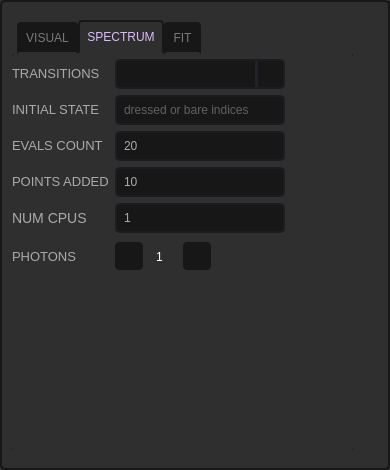
Qt form resources/settings.ui (scqubits/qfit) before a commit.
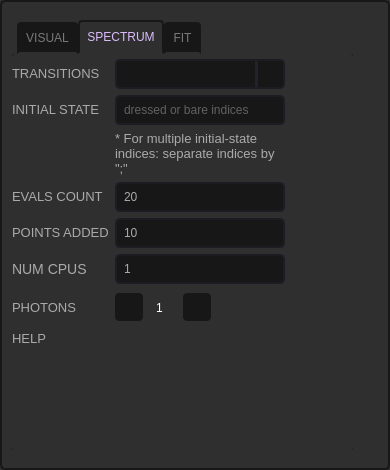
The same form after that commit. The open tabs and pages were chosen to show the change. Icons and pictures are not drawn. Custom widgets are drawn as their Qt base class.

Commit message: Saved and compiled ui files with qt 6.8.2; add a side note for the initial state in plot settings

```diff
--- a/resources/settings.ui
+++ b/resources/settings.ui
@@ -890,104 +890,6 @@
           <property name="bottomMargin">
            <number>0</number>
           </property>
-          <item row="4" column="0">
-           <widget class="QLabel" name="label_43">
-            <property name="sizePolicy">
-             <sizepolicy hsizetype="Fixed" vsizetype="Fixed">
-              <horstretch>0</horstretch>
-              <verstretch>0</verstretch>
-             </sizepolicy>
-            </property>
-            <property name="styleSheet">
-             <string notr="true">font-size: 13px</string>
-            </property>
-            <property name="text">
-             <string>POINTS ADDED</string>
-            </property>
-           </widget>
-          </item>
-          <item row="2" column="0">
-           <widget class="QLabel" name="label">
-            <property name="sizePolicy">
-             <sizepolicy hsizetype="Fixed" vsizetype="Fixed">
-              <horstretch>0</horstretch>
-              <verstretch>0</verstretch>
-             </sizepolicy>
-            </property>
-            <property name="styleSheet">
-             <string notr="true">font-size: 13px</string>
-            </property>
-            <property name="text">
-             <string>INITIAL STATE</string>
-            </property>
-           </widget>
-          </item>
-          <item row="2" column="1" colspan="2">
-           <widget class="MultiStatesLineEdit" name="initStateLineEdit">
-            <property name="sizePolicy">
-             <sizepolicy hsizetype="Fixed" vsizetype="Fixed">
-              <horstretch>0</horstretch>
-              <verstretch>0</verstretch>
-             </sizepolicy>
-            </property>
-            <property name="minimumSize">
-             <size>
-              <width>170</width>
-              <height>30</height>
-             </size>
-            </property>
-            <property name="maximumSize">
-             <size>
-              <width>16777215</width>
-              <height>30</height>
-             </size>
-            </property>
-            <property name="placeholderText">
-             <string>dressed or bare indices</string>
-            </property>
-           </widget>
-          </item>
-          <item row="3" column="1" colspan="2">
-           <widget class="IntLineEdit" name="evalsCountLineEdit">
-            <property name="sizePolicy">
-             <sizepolicy hsizetype="Fixed" vsizetype="Fixed">
-              <horstretch>0</horstretch>
-              <verstretch>0</verstretch>
-             </sizepolicy>
-            </property>
-            <property name="minimumSize">
-             <size>
-              <width>170</width>
-              <height>30</height>
-             </size>
-            </property>
-            <property name="maximumSize">
-             <size>
-              <width>16777215</width>
-              <height>30</height>
-             </size>
-            </property>
-            <property name="text">
-             <string>20</string>
-            </property>
-           </widget>
-          </item>
-          <item row="3" column="0">
-           <widget class="QLabel" name="label_42">
-            <property name="sizePolicy">
-             <sizepolicy hsizetype="Fixed" vsizetype="Fixed">
-              <horstretch>0</horstretch>
-              <verstretch>0</verstretch>
-             </sizepolicy>
-            </property>
-            <property name="styleSheet">
-             <string notr="true">font-size: 13px</string>
-            </property>
-            <property name="text">
-             <string>EVALS COUNT</string>
-            </property>
-           </widget>
-          </item>
           <item row="1" column="1" colspan="2">
            <widget class="QComboBox" name="subsysComboBox">
             <property name="sizePolicy">
@@ -1016,7 +918,35 @@
             </property>
            </widget>
           </item>
-          <item row="6" column="1">
+          <item row="5" column="1" colspan="2">
+           <widget class="IntLineEdit" name="pointsAddLineEdit">
+            <property name="sizePolicy">
+             <sizepolicy hsizetype="Fixed" vsizetype="Fixed">
+              <horstretch>0</horstretch>
+              <verstretch>0</verstretch>
+             </sizepolicy>
+            </property>
+            <property name="minimumSize">
+             <size>
+              <width>170</width>
+              <height>30</height>
+             </size>
+            </property>
+            <property name="maximumSize">
+             <size>
+              <width>16777215</width>
+              <height>30</height>
+             </size>
+            </property>
+            <property name="text">
+             <string>10</string>
+            </property>
+            <property name="placeholderText">
+             <string># of x value for spectrum sweep</string>
+            </property>
+           </widget>
+          </item>
+          <item row="7" column="1">
            <widget class="QSpinBox" name="prefitPhotonSpinBox">
             <property name="sizePolicy">
              <sizepolicy hsizetype="Fixed" vsizetype="Fixed">
@@ -1102,8 +1032,8 @@
             </property>
            </widget>
           </item>
-          <item row="4" column="1" colspan="2">
-           <widget class="IntLineEdit" name="pointsAddLineEdit">
+          <item row="6" column="1">
+           <widget class="IntLineEdit" name="numCPUsLineEdit">
             <property name="sizePolicy">
              <sizepolicy hsizetype="Fixed" vsizetype="Fixed">
               <horstretch>0</horstretch>
@@ -1116,17 +1046,24 @@
               <height>30</height>
              </size>
             </property>
-            <property name="maximumSize">
-             <size>
-              <width>16777215</width>
-              <height>30</height>
-             </size>
-            </property>
             <property name="text">
-             <string>10</string>
+             <string>1</string>
             </property>
-            <property name="placeholderText">
-             <string># of x value for spectrum sweep</string>
+           </widget>
+          </item>
+          <item row="2" column="0">
+           <widget class="QLabel" name="label">
+            <property name="sizePolicy">
+             <sizepolicy hsizetype="Fixed" vsizetype="Fixed">
+              <horstretch>0</horstretch>
+              <verstretch>0</verstretch>
+             </sizepolicy>
+            </property>
+            <property name="styleSheet">
+             <string notr="true">font-size: 13px</string>
+            </property>
+            <property name="text">
+             <string>INITIAL STATE</string>
             </property>
            </widget>
           </item>
@@ -1146,7 +1083,162 @@
             </property>
            </widget>
           </item>
-          <item row="1" column="3">
+          <item row="3" column="1">
+           <widget class="QLabel" name="label_5">
+            <property name="sizePolicy">
+             <sizepolicy hsizetype="Fixed" vsizetype="Preferred">
+              <horstretch>170</horstretch>
+              <verstretch>0</verstretch>
+             </sizepolicy>
+            </property>
+            <property name="minimumSize">
+             <size>
+              <width>170</width>
+              <height>0</height>
+             </size>
+            </property>
+            <property name="styleSheet">
+             <string notr="true">QLabel {
+    font-size: 10pt;
+}</string>
+            </property>
+            <property name="text">
+             <string>* For multiple initial-state indices: separate indices by &quot;;&quot;</string>
+            </property>
+            <property name="wordWrap">
+             <bool>true</bool>
+            </property>
+           </widget>
+          </item>
+          <item row="8" column="0">
+           <widget class="QLabel" name="label_6">
+            <property name="styleSheet">
+             <string notr="true">font-size: 13px</string>
+            </property>
+            <property name="text">
+             <string>HELP</string>
+            </property>
+           </widget>
+          </item>
+          <item row="7" column="0">
+           <widget class="QLabel" name="label_33">
+            <property name="sizePolicy">
+             <sizepolicy hsizetype="Fixed" vsizetype="Fixed">
+              <horstretch>0</horstretch>
+              <verstretch>0</verstretch>
+             </sizepolicy>
+            </property>
+            <property name="styleSheet">
+             <string notr="true">font-size: 13px</string>
+            </property>
+            <property name="text">
+             <string>PHOTONS</string>
+            </property>
+           </widget>
+          </item>
+          <item row="9" column="0">
+           <spacer name="verticalSpacer_2">
+            <property name="orientation">
+             <enum>Qt::Vertical</enum>
+            </property>
+            <property name="sizeHint" stdset="0">
+             <size>
+              <width>20</width>
+              <height>115</height>
+             </size>
+            </property>
+           </spacer>
+          </item>
+          <item row="6" column="0">
+           <widget class="QLabel" name="label_4">
+            <property name="text">
+             <string>NUM CPUS</string>
+            </property>
+           </widget>
+          </item>
+          <item row="4" column="0">
+           <widget class="QLabel" name="label_42">
+            <property name="sizePolicy">
+             <sizepolicy hsizetype="Fixed" vsizetype="Fixed">
+              <horstretch>0</horstretch>
+              <verstretch>0</verstretch>
+             </sizepolicy>
+            </property>
+            <property name="styleSheet">
+             <string notr="true">font-size: 13px</string>
+            </property>
+            <property name="text">
+             <string>EVALS COUNT</string>
+            </property>
+           </widget>
+          </item>
+          <item row="5" column="0">
+           <widget class="QLabel" name="label_43">
+            <property name="sizePolicy">
+             <sizepolicy hsizetype="Fixed" vsizetype="Fixed">
+              <horstretch>0</horstretch>
+              <verstretch>0</verstretch>
+             </sizepolicy>
+            </property>
+            <property name="styleSheet">
+             <string notr="true">font-size: 13px</string>
+            </property>
+            <property name="text">
+             <string>POINTS ADDED</string>
+            </property>
+           </widget>
+          </item>
+          <item row="4" column="1" colspan="2">
+           <widget class="IntLineEdit" name="evalsCountLineEdit">
+            <property name="sizePolicy">
+             <sizepolicy hsizetype="Fixed" vsizetype="Fixed">
+              <horstretch>0</horstretch>
+              <verstretch>0</verstretch>
+             </sizepolicy>
+            </property>
+            <property name="minimumSize">
+             <size>
+              <width>170</width>
+              <height>30</height>
+             </size>
+            </property>
+            <property name="maximumSize">
+             <size>
+              <width>16777215</width>
+              <height>30</height>
+             </size>
+            </property>
+            <property name="text">
+             <string>20</string>
+            </property>
+           </widget>
+          </item>
+          <item row="2" column="1" colspan="2">
+           <widget class="MultiStatesLineEdit" name="initStateLineEdit">
+            <property name="sizePolicy">
+             <sizepolicy hsizetype="Fixed" vsizetype="Fixed">
+              <horstretch>0</horstretch>
+              <verstretch>0</verstretch>
+             </sizepolicy>
+            </property>
+            <property name="minimumSize">
+             <size>
+              <width>170</width>
+              <height>30</height>
+             </size>
+            </property>
+            <property name="maximumSize">
+             <size>
+              <width>16777215</width>
+              <height>30</height>
+             </size>
+            </property>
+            <property name="placeholderText">
+             <string>dressed or bare indices</string>
+            </property>
+           </widget>
+          </item>
+          <item row="8" column="1">
            <widget class="QPushButton" name="numericalSpectrumSettingsHelpPushButton">
             <property name="sizePolicy">
              <sizepolicy hsizetype="Fixed" vsizetype="Fixed">
@@ -1181,61 +1273,6 @@
             </property>
            </widget>
           </item>
-          <item row="6" column="0">
-           <widget class="QLabel" name="label_33">
-            <property name="sizePolicy">
-             <sizepolicy hsizetype="Fixed" vsizetype="Fixed">
-              <horstretch>0</horstretch>
-              <verstretch>0</verstretch>
-             </sizepolicy>
-            </property>
-            <property name="styleSheet">
-             <string notr="true">font-size: 13px</string>
-            </property>
-            <property name="text">
-             <string>PHOTONS</string>
-            </property>
-           </widget>
-          </item>
-          <item row="7" column="0">
-           <spacer name="verticalSpacer_2">
-            <property name="orientation">
-             <enum>Qt::Orientation::Vertical</enum>
-            </property>
-            <property name="sizeHint" stdset="0">
-             <size>
-              <width>20</width>
-              <height>115</height>
-             </size>
-            </property>
-           </spacer>
-          </item>
-          <item row="5" column="0">
-           <widget class="QLabel" name="label_4">
-            <property name="text">
-             <string>NUM CPUS</string>
-            </property>
-           </widget>
-          </item>
-          <item row="5" column="1">
-           <widget class="IntLineEdit" name="numCPUsLineEdit">
-            <property name="sizePolicy">
-             <sizepolicy hsizetype="Fixed" vsizetype="Fixed">
-              <horstretch>0</horstretch>
-              <verstretch>0</verstretch>
-             </sizepolicy>
-            </property>
-            <property name="minimumSize">
-             <size>
-              <width>170</width>
-              <height>30</height>
-             </size>
-            </property>
-            <property name="text">
-             <string>1</string>
-            </property>
-           </widget>
-          </item>
          </layout>
         </widget>
        </item>
```
Left out of the diff: 28 changed lines with no effect on the pictures. The commit also changes 5 other files.
